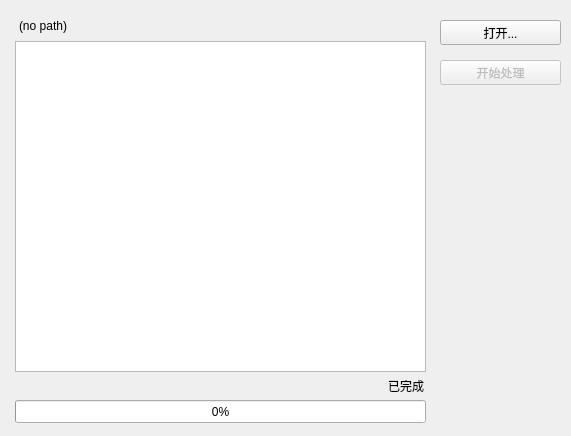
First picture: the form in app/ui/form_log_process.ui, repository HansBug/dgdvapp, before the edit.
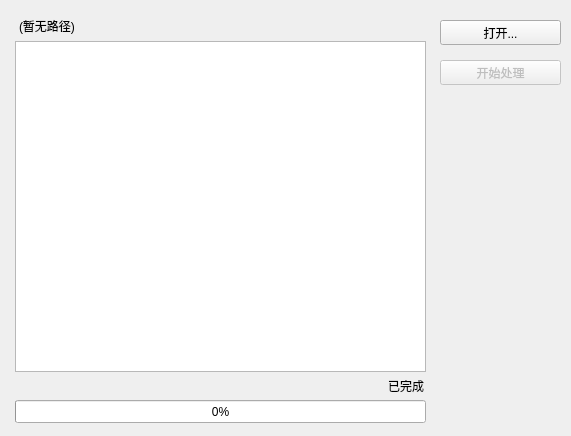
Second picture: the form after the edit.

Commit message: dev(hansbug): change log_process page to CN

```diff
--- a/app/ui/form_log_process.ui
+++ b/app/ui/form_log_process.ui
@@ -97,7 +97,7 @@
     </rect>
    </property>
    <property name="text">
-    <string>(no path)</string>
+    <string>(暂无路径)</string>
    </property>
   </widget>
  </widget>
```
The commit also changes 2 other files.
